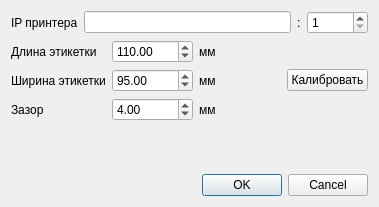
First picture: the form in dialogsettings.ui, repository Sergeyego/label_tspl, before the edit.
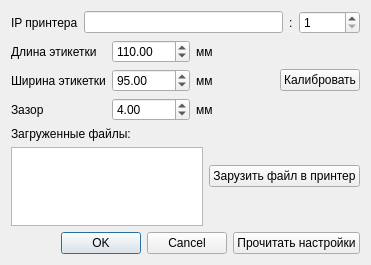
Second picture: the form after the edit.

Commit message: Настройки

The edit to the form file:
```diff
--- a/dialogsettings.ui
+++ b/dialogsettings.ui
@@ -6,14 +6,14 @@
    <rect>
     <x>0</x>
     <y>0</y>
-    <width>379</width>
-    <height>207</height>
+    <width>371</width>
+    <height>265</height>
    </rect>
   </property>
   <property name="windowTitle">
    <string>Настройки</string>
   </property>
-  <layout class="QVBoxLayout" name="verticalLayout">
+  <layout class="QVBoxLayout" name="verticalLayout_2">
    <item>
     <layout class="QHBoxLayout" name="horizontalLayout">
      <item>
@@ -128,6 +128,44 @@
      </item>
     </layout>
    </item>
+   <item>
+    <layout class="QHBoxLayout" name="horizontalLayout_2">
+     <item>
+      <layout class="QVBoxLayout" name="verticalLayout">
+       <item>
+        <widget class="QLabel" name="label_9">
+         <property name="text">
+          <string>Загруженные файлы:</string>
+         </property>
+        </widget>
+       </item>
+       <item>
+        <widget class="QListWidget" name="listWidgetFiles"/>
+       </item>
+      </layout>
+     </item>
+     <item>
+      <widget class="QPushButton" name="pushButtonDownload">
+       <property name="text">
+        <string>Зарузить файл в принтер</string>
+       </property>
+      </widget>
+     </item>
+     <item>
+      <spacer name="horizontalSpacer">
+       <property name="orientation">
+        <enum>Qt::Horizontal</enum>
+       </property>
+       <property name="sizeHint" stdset="0">
+        <size>
+         <width>40</width>
+         <height>20</height>
+        </size>
+       </property>
+      </spacer>
+     </item>
+    </layout>
+   </item>
    <item>
     <spacer name="verticalSpacer">
      <property name="orientation">
@@ -142,11 +180,22 @@
     </spacer>
    </item>
    <item>
-    <widget class="QDialogButtonBox" name="buttonBox">
-     <property name="standardButtons">
-      <set>QDialogButtonBox::Cancel|QDialogButtonBox::Ok</set>
-     </property>
-    </widget>
+    <layout class="QHBoxLayout" name="horizontalLayout_3">
+     <item>
+      <widget class="QDialogButtonBox" name="buttonBox">
+       <property name="standardButtons">
+        <set>QDialogButtonBox::Cancel|QDialogButtonBox::Ok</set>
+       </property>
+      </widget>
+     </item>
+     <item>
+      <widget class="QPushButton" name="pushButtonGet">
+       <property name="text">
+        <string>Прочитать настройки</string>
+       </property>
+      </widget>
+     </item>
+    </layout>
    </item>
   </layout>
  </widget>
```
The commit also changes 3 other files.
